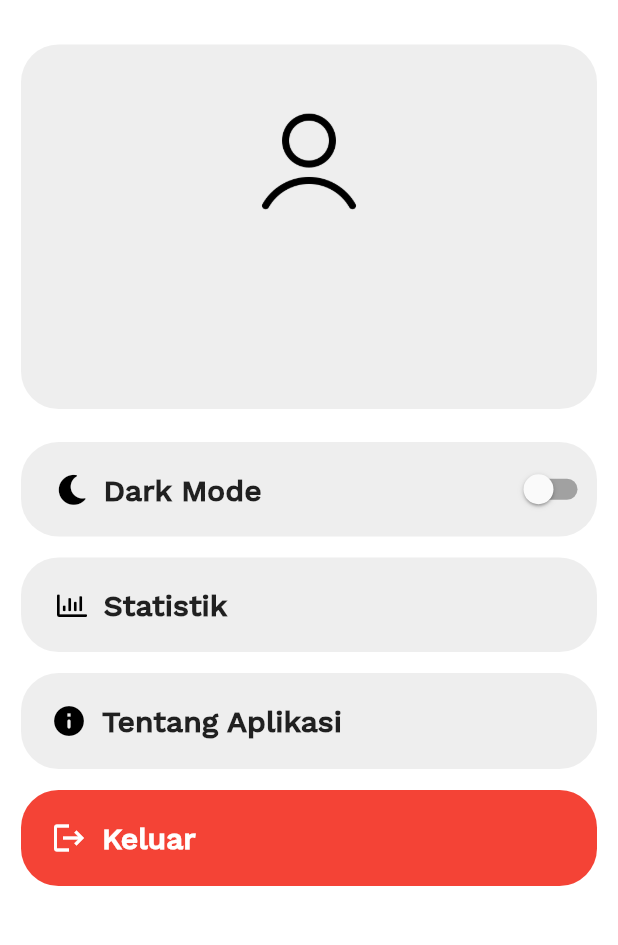
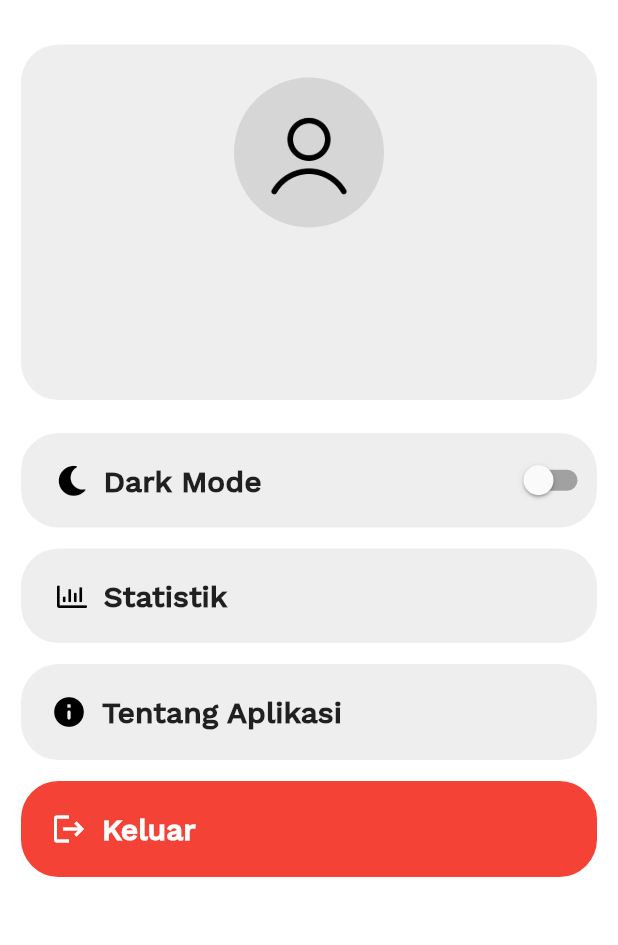
Before and after one commit to NathaVin123/Presensi-BLE-Beacon-Flutter, a Flutter app: the MahasiswaAkunDashboardPage screen opened by its route, on a phone screen of 412 x 824 dp, the part 104-1049 px from its top. Run offline on Flutter 3.47's test engine with Material 2 defaults, Android fonts, the phone set to English and light mode, and no system bars; our stand-ins replace flutter_blue, fluttertoast, font_awesome_flutter, get, permission_handler, shared_preferences and 1 more; missing offline and left inert: flutter_beacon, system_setting; accounts and stored records are empty; project files that could hold a hidden picture were left out.

Commit message:
Minor Update

```diff
--- a/lib/API/APIService.dart
+++ b/lib/API/APIService.dart
@@ -7,7 +7,7 @@ import '../MODEL/LoginDosenModel.dart';
 class APIService {
   Future<LoginMahasiswaResponseModel> loginMahasiswa(
       LoginMahasiswaRequestModel requestModel) async {
-    String url = "https://192.168.100.194:5000/api/auth/loginmhs";
+    String url = "https://10.54.11.68:5000/api/auth/loginmhs";
     print(url);
     http.Response response = await http.post(url, body: requestModel.toJson());
     print(response.statusCode);
--- a/lib/UI/Mahasiswa/Akun/MahasiswaAkunDashboardPage.dart
+++ b/lib/UI/Mahasiswa/Akun/MahasiswaAkunDashboardPage.dart
@@ -82,16 +82,25 @@ class _MahasiswaAkunDashboardPageState
                         child: Column(
                           children: [
                             Padding(
-                              padding: EdgeInsets.all(0),
-                              child: ClipRRect(
-                                borderRadius: BorderRadius.circular(8.0),
-                                child: Image.asset(
-                                  'person-male'.png,
-                                  height: 150.0,
-                                  width: 100.0,
-                                ),
-                              ),
-                            ),
+                                padding: EdgeInsets.all(22),
+                                // child: ClipRRect(
+                                //   borderRadius: BorderRadius.circular(8.0),
+                                //   child: Image.asset(
+                                //     'person-male'.png,
+                                //     height: 150.0,
+                                //     width: 100.0,
+                                //   ),
+                                // ),
+                                child: CircleAvatar(
+                                    backgroundColor: Colors.grey[350],
+                                    radius: 50,
+                                    // child: const Text('NV'),
+                                    child: Padding(
+                                      padding: const EdgeInsets.all(10.0),
+                                      child: Image.asset(
+                                        'person-male'.png,
+                                      ),
+                                    ))),
                             Center(
                                 child: Column(
                               children: [
```
Also changed, not shown: lib/UI/Dosen/Akun/DosenAkunDashboardPage.dart (+19 -10 lines), lib/UI/Dosen/Akun/DosenInformasiAkunPage.dart (+19 -10 lines), lib/UI/Mahasiswa/Akun/MahasiswaInformasiAkunPage.dart (+19 -10 lines).
